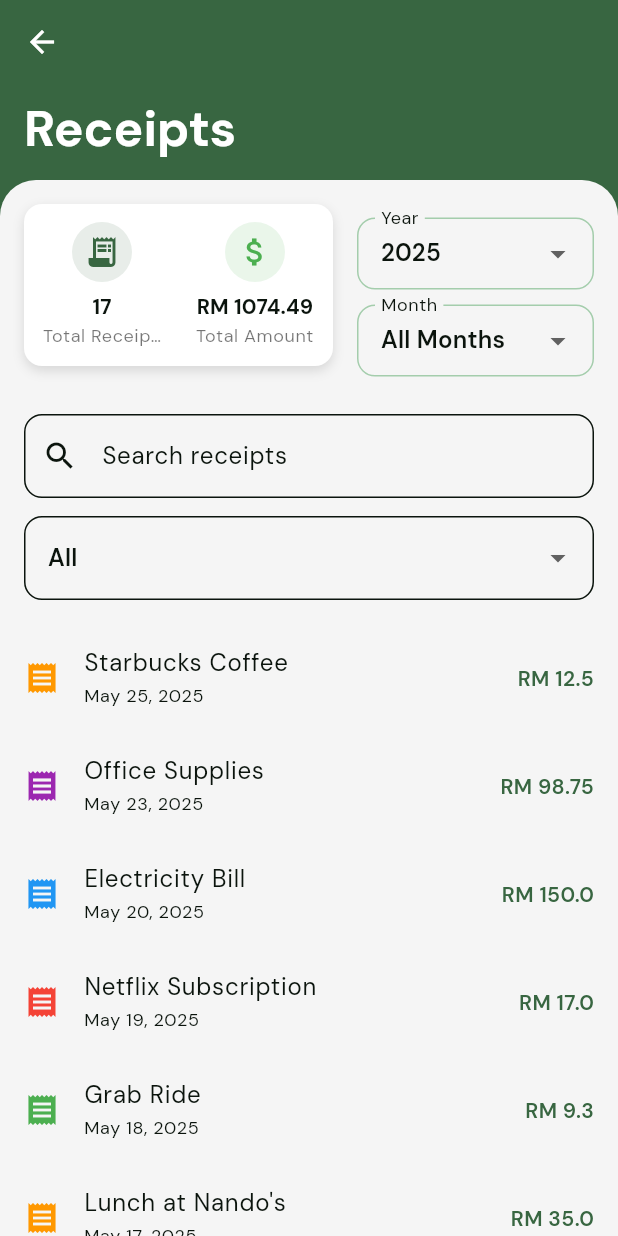
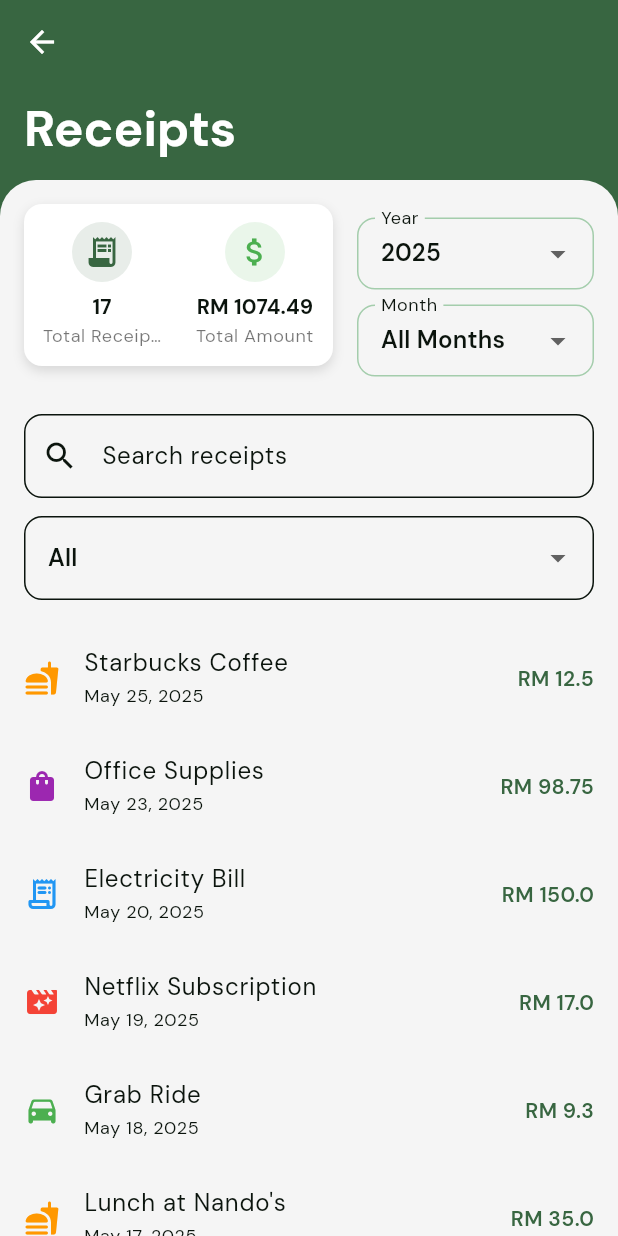
Before and after one commit to vinky0813/tolak_tax, a Flutter app: the ExpenseScreen screen opened directly, on a phone screen of 412 x 824 dp. Run offline on Flutter 3.47's test engine with Material 3 defaults, Android fonts, the phone set to English and light mode, and no system bars; our stand-ins replace firebase_auth, firebase_core, fl_chart, flutter_svg, google_sign_in, step_progress_indicator; missing offline and left inert: flutter_facebook_auth; accounts and stored records are empty.

Commit message:
Updated category_colour to category_helper

```diff
--- a/lib/screens/expense_screen.dart
+++ b/lib/screens/expense_screen.dart
@@ -1,7 +1,7 @@
 import 'package:flutter/material.dart';
 import 'package:intl/intl.dart';
 import 'package:tolak_tax/models/receipt_model.dart';
-import 'package:tolak_tax/utils/category_colour.dart';
+import 'package:tolak_tax/utils/category_helper.dart';
 import 'package:tolak_tax/utils/category_constants.dart';
 import 'package:tolak_tax/widgets/month_dropdown.dart';
 import 'package:tolak_tax/widgets/summary_card.dart';
@@ -327,7 +327,8 @@ class _ExpenseScreenState extends State<ExpenseScreen> {
                       else
                         ...filteredReceipts.map((receipt) {
                           final category = (receipt.category);
-                          final categoryColor = getCategoryColor(category);
+                          final categoryColor = CategoryHelper.getCategoryColor(category);
+                          final categoryIcon = CategoryHelper.getIcon(category);
                           final date = receipt.date;
                           final formattedDate = date != null
                               ? DateFormat.yMMMd().format(date)
@@ -335,7 +336,7 @@ class _ExpenseScreenState extends State<ExpenseScreen> {
 
                           return ListTile(
                             contentPadding: EdgeInsets.zero,
-                            leading: Icon(Icons.receipt, color: categoryColor),
+                            leading: Icon(categoryIcon, color: categoryColor),
                             title: Text(
                               receipt.title,
                               style: theme.textTheme.bodyLarge?.copyWith(
--- a/lib/screens/reports_screen.dart
+++ b/lib/screens/reports_screen.dart
@@ -1,7 +1,7 @@
 import 'package:flutter/material.dart';
 import 'package:intl/intl.dart';
 import 'package:tolak_tax/models/receipt_model.dart';
-import 'package:tolak_tax/utils/category_colour.dart';
+import 'package:tolak_tax/utils/category_helper.dart';
 import 'package:tolak_tax/widgets/date_range_selector.dart';
 import 'package:tolak_tax/widgets/month_dropdown.dart';
 import 'package:tolak_tax/widgets/monthly_expense_trend_chart.dart';
@@ -346,7 +346,7 @@ class _ReportsScreenState extends State<ReportsScreen> {
                   ),
                   child: Column(
                     children: groupedData.entries.map((entry) {
-                      final color = getCategoryColor(entry.key);
+                      final color = CategoryHelper.getCategoryColor(entry.key);
                       return Padding(
                         padding: const EdgeInsets.symmetric(vertical: 6),
                         child: Row(
--- a/lib/utils/category_colour.dart
+++ /dev/null
@@ -1,18 +0,0 @@
-import 'package:flutter/material.dart';
-
-Color getCategoryColor(String category) {
-  switch (category.toLowerCase()) {
-    case 'food':
-      return Colors.orange;
-    case 'transport':
-      return Colors.green;
-    case 'shopping':
-      return Colors.purple;
-    case 'utilities':
-      return Colors.blue;
-    case 'entertainment':
-      return Colors.red;
-    default:
-      return Colors.black87;
-  }
-}
--- /dev/null
+++ b/lib/utils/category_helper.dart
@@ -0,0 +1,56 @@
+import 'package:flutter/material.dart';
+
+class CategoryHelper {
+
+  static String getDisplayName(String categoryKey) {
+    switch (categoryKey) {
+      case 'food':
+        return 'Makan (Food)';
+      case 'shopping':
+        return 'Shopping';
+      case 'utilities':
+        return 'Utilities & Bills';
+      case 'entertainment':
+        return 'Entertainment';
+      case 'transport':
+        return 'Transportation';
+      default:
+        return 'General';
+    }
+  }
+
+  static Color getCategoryColor(String category) {
+    switch (category.toLowerCase()) {
+      case 'food':
+        return Colors.orange;
+      case 'transport':
+        return Colors.green;
+      case 'shopping':
+        return Colors.purple;
+      case 'utilities':
+        return Colors.blue;
+      case 'entertainment':
+        return Colors.red;
+      default:
+        return Colors.black87;
+    }
+  }
+
+  static IconData getIcon(String categoryKey) {
+    switch (categoryKey) {
+      case 'food':
+        return Icons.fastfood_rounded;
+      case 'shopping':
+        return Icons.shopping_bag_rounded;
+      case 'utilities':
+        return Icons.receipt_long_rounded;
+      case 'entertainment':
+        return Icons.movie_filter_rounded;
+      case 'transport':
+        return Icons.directions_car_rounded;
+      default:
+        return Icons.category_rounded;
+    }
+  }
+
+}
--- a/lib/widgets/expenses_by_category_chart.dart
+++ b/lib/widgets/expenses_by_category_chart.dart
@@ -1,7 +1,7 @@
 import 'package:fl_chart/fl_chart.dart';
 import 'package:flutter/material.dart';
 import 'package:tolak_tax/models/receipt_model.dart';
-import 'package:tolak_tax/utils/category_colour.dart';
+import 'package:tolak_tax/utils/category_helper.dart';
 
 class ExpensesByCategoryChart extends StatelessWidget {
   final List<Receipt> receipts;
@@ -30,7 +30,7 @@ class ExpensesByCategoryChart extends StatelessWidget {
     return PieChart(
       PieChartData(
         sections: groupedData.entries.map((entry) {
-          final color = getCategoryColor(entry.key);
+          final color = CategoryHelper.getCategoryColor(entry.key);
           final percent = (entry.value / total) * 100;
           return PieChartSectionData(
             color: color,
```
Also changed, not shown: lib/widgets/recent_receipts_list.dart (+4 -3 lines).
